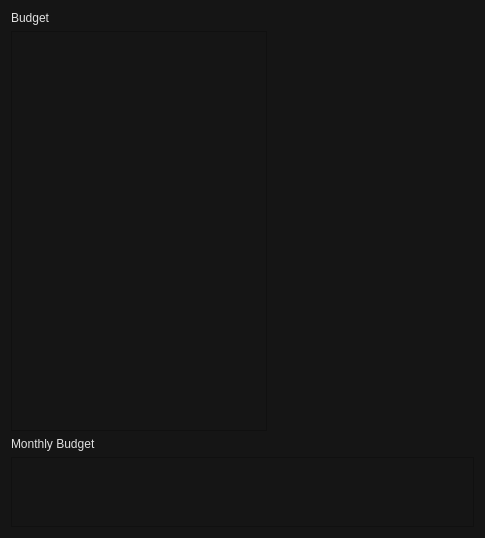
Qt form BudgetWidget.ui (Travh98/nance) before a commit.
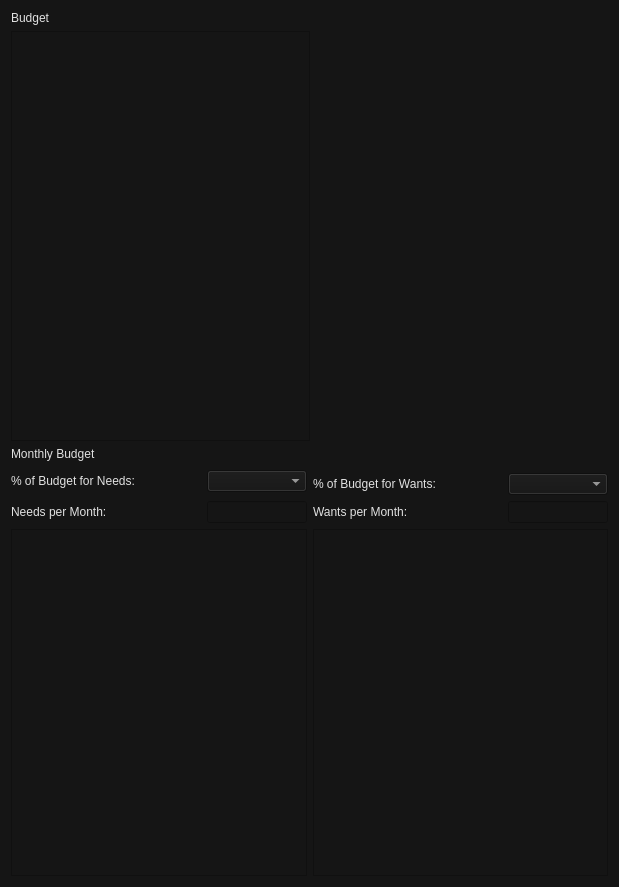
The same form after that commit.

Commit message: WIP on Monthly Needs and Wants tables

Patch:
```diff
--- a/BudgetWidget.ui
+++ b/BudgetWidget.ui
@@ -6,8 +6,8 @@
    <rect>
     <x>0</x>
     <y>0</y>
-    <width>485</width>
-    <height>506</height>
+    <width>619</width>
+    <height>887</height>
    </rect>
   </property>
   <property name="windowTitle">
@@ -34,7 +34,7 @@
   </property>
   <layout class="QVBoxLayout" name="verticalLayout">
    <item>
-    <widget class="QLabel" name="label">
+    <widget class="QLabel" name="label_budget">
      <property name="text">
       <string>Budget</string>
      </property>
@@ -80,14 +80,147 @@
     </layout>
    </item>
    <item>
-    <widget class="QLabel" name="label_2">
+    <widget class="QLabel" name="label_monthly">
      <property name="text">
       <string>Monthly Budget</string>
      </property>
     </widget>
    </item>
    <item>
-    <widget class="QTableWidget" name="tableWidget"/>
+    <layout class="QGridLayout" name="gridLayout">
+     <item row="6" column="0">
+      <widget class="QTableView" name="tableView_needs"/>
+     </item>
+     <item row="6" column="1">
+      <widget class="QTableView" name="tableView_wants"/>
+     </item>
+     <item row="3" column="0" rowspan="2">
+      <layout class="QHBoxLayout" name="horizontalLayout_2">
+       <property name="topMargin">
+        <number>0</number>
+       </property>
+       <item>
+        <widget class="QLabel" name="label">
+         <property name="text">
+          <string>% of Budget for Needs:</string>
+         </property>
+        </widget>
+       </item>
+       <item>
+        <widget class="QComboBox" name="comboBox">
+         <property name="sizePolicy">
+          <sizepolicy hsizetype="Fixed" vsizetype="Fixed">
+           <horstretch>0</horstretch>
+           <verstretch>0</verstretch>
+          </sizepolicy>
+         </property>
+         <property name="maximumSize">
+          <size>
+           <width>100</width>
+           <height>16777215</height>
+          </size>
+         </property>
+        </widget>
+       </item>
+      </layout>
+     </item>
+     <item row="5" column="0">
+      <layout class="QHBoxLayout" name="horizontalLayout_3">
+       <property name="topMargin">
+        <number>0</number>
+       </property>
+       <item>
+        <widget class="QLabel" name="label_2">
+         <property name="text">
+          <string>Needs per Month:</string>
+         </property>
+        </widget>
+       </item>
+       <item>
+        <widget class="QLineEdit" name="lineEdit">
+         <property name="sizePolicy">
+          <sizepolicy hsizetype="Fixed" vsizetype="Fixed">
+           <horstretch>0</horstretch>
+           <verstretch>0</verstretch>
+          </sizepolicy>
+         </property>
+         <property name="minimumSize">
+          <size>
+           <width>100</width>
+           <height>0</height>
+          </size>
+         </property>
+         <property name="maximumSize">
+          <size>
+           <width>100</width>
+           <height>16777215</height>
+          </size>
+         </property>
+        </widget>
+       </item>
+      </layout>
+     </item>
+     <item row="5" column="1">
+      <layout class="QHBoxLayout" name="horizontalLayout_4">
+       <item>
+        <widget class="QLabel" name="label_3">
+         <property name="text">
+          <string>Wants per Month:</string>
+         </property>
+        </widget>
+       </item>
+       <item>
+        <widget class="QLineEdit" name="lineEdit_2">
+         <property name="sizePolicy">
+          <sizepolicy hsizetype="Fixed" vsizetype="Fixed">
+           <horstretch>0</horstretch>
+           <verstretch>0</verstretch>
+          </sizepolicy>
+         </property>
+         <property name="minimumSize">
+          <size>
+           <width>100</width>
+           <height>0</height>
+          </size>
+         </property>
+         <property name="maximumSize">
+          <size>
+           <width>100</width>
+           <height>16777215</height>
+          </size>
+         </property>
+        </widget>
+       </item>
+      </layout>
+     </item>
+     <item row="4" column="1">
+      <layout class="QHBoxLayout" name="horizontalLayout_5">
+       <item>
+        <widget class="QLabel" name="label_4">
+         <property name="text">
+          <string>% of Budget for Wants:</string>
+         </property>
+        </widget>
+       </item>
+       <item>
+        <widget class="QComboBox" name="comboBox_2">
+         <property name="sizePolicy">
+          <sizepolicy hsizetype="Fixed" vsizetype="Fixed">
+           <horstretch>0</horstretch>
+           <verstretch>0</verstretch>
+          </sizepolicy>
+         </property>
+         <property name="maximumSize">
+          <size>
+           <width>100</width>
+           <height>16777215</height>
+          </size>
+         </property>
+        </widget>
+       </item>
+      </layout>
+     </item>
+    </layout>
    </item>
   </layout>
  </widget>
```
The commit also changes 9 other files.
